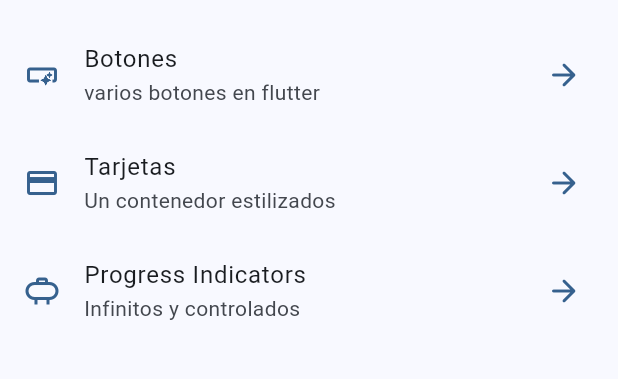
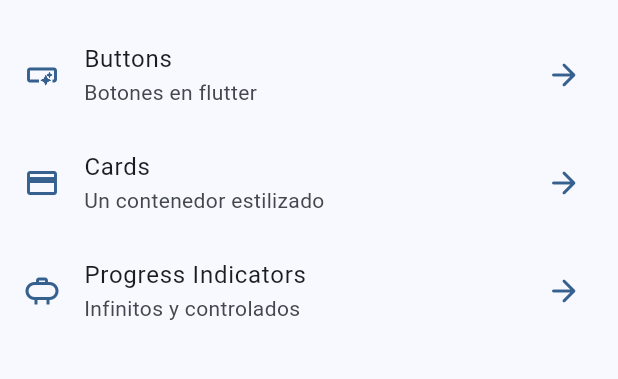
Before and after one commit to Klissman20/widgets_app, a Flutter app: the screen it shows after launch, on a phone screen of 412 x 824 dp, the part 63-442 px from its top. Run offline on Flutter 3.47's test engine with Material 2 defaults, Android fonts, the phone set to English and light mode, and no system bars; our stand-ins replace go_router.

```diff
--- a/lib/config/menu/menu_items.dart
+++ b/lib/config/menu/menu_items.dart
@@ -15,13 +15,13 @@ class MenuItem {
 
 final appMenuItems = <MenuItem>[
   MenuItem(
-      title: 'Botones',
-      subTitle: 'varios botones en flutter',
+      title: 'Buttons',
+      subTitle: 'Botones en flutter',
       link: '/buttons',
       icon: Icons.smart_button_outlined),
   MenuItem(
-      title: 'Tarjetas',
-      subTitle: 'Un contenedor estilizados',
+      title: 'Cards',
+      subTitle: 'Un contenedor estilizado',
       link: '/cards',
       icon: Icons.credit_card),
   MenuItem(
--- a/lib/presentation/screens/progress/progress_screen.dart
+++ b/lib/presentation/screens/progress/progress_screen.dart
@@ -11,7 +11,7 @@ class ProgressScreen extends StatelessWidget {
       appBar: AppBar(
         title: const Text('Progress Indicators'),
       ),
-      body: _ProgressView(),
+      body: const _ProgressView(),
     );
   }
 }
```
